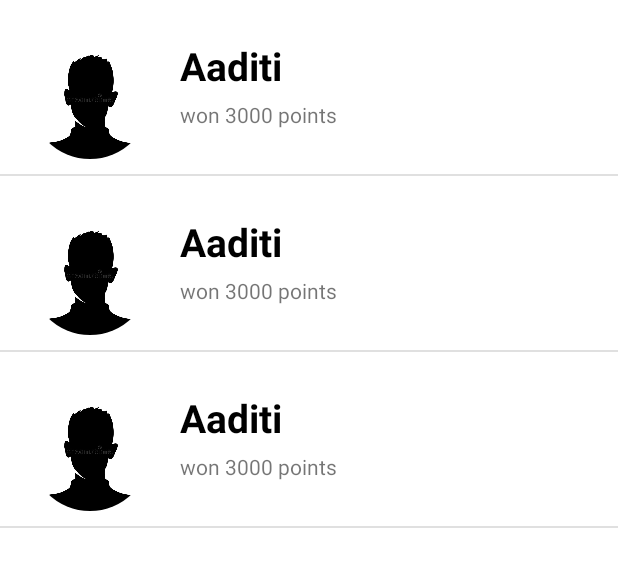
After one commit to abhishekauti/Abhishek_stockz, an Android app: the layout leaderboardfragment.xml on its own in the app's theme, with its tools: preview values and no code run, on a phone screen of 412 x 824 dp. The commit adds this screen. Shown: the top 567 px of the screen. Run offline under Robolectric (Android 15) with nearby library versions, the light colour scheme and no system bars.

Commit message:
Screen designs

```diff
--- /dev/null
+++ b/app/src/main/java/com/main/app/User.kt
@@ -0,0 +1,4 @@
+package com.main.app
+
+class User(var name:String , var status:String, var imageId:Int) {
+}
--- /dev/null
+++ b/app/src/main/res/layout/leaderboardfragment.xml
@@ -0,0 +1,14 @@
+<?xml version="1.0" encoding="utf-8"?>
+<RelativeLayout xmlns:android="http://schemas.android.com/apk/res/android"
+    android:layout_width="match_parent"
+    android:layout_height="match_parent"
+    xmlns:tools="http://schemas.android.com/tools"
+    android:background="@color/cardview_light_background">
+
+
+    <ListView
+        android:id="@+id/listView"
+        android:layout_width="match_parent"
+        android:layout_height="match_parent"
+        tools:listitem="@layout/list_item" />
+</RelativeLayout>
--- /dev/null
+++ b/app/src/main/res/layout/list_item.xml
@@ -0,0 +1,58 @@
+<?xml version="1.0" encoding="utf-8"?>
+<LinearLayout xmlns:android="http://schemas.android.com/apk/res/android"
+    android:orientation="vertical"
+    android:layout_width="match_parent"
+    android:layout_height="match_parent">
+
+    <RelativeLayout
+        android:layout_width="match_parent"
+        android:layout_height="wrap_content"
+        android:layout_marginTop="16dp">
+
+        <LinearLayout
+            android:layout_width="wrap_content"
+            android:layout_height="wrap_content"
+            android:layout_marginVertical="10dp"
+            android:orientation="horizontal">
+
+            <de.hdodenhof.circleimageview.CircleImageView
+                android:id="@+id/profilePicture"
+                android:layout_width="80dp"
+                android:layout_height="80dp"
+                android:layout_marginStart="20dp"
+                android:layout_marginLeft="20dp"
+                android:src="@drawable/sample"/>
+
+
+
+            <LinearLayout
+                android:layout_width="wrap_content"
+                android:layout_height="wrap_content"
+                android:layout_marginStart="20dp"
+                android:orientation="vertical"
+                android:layout_marginLeft="20dp">
+
+                <TextView
+                    android:id="@+id/personName"
+                    android:layout_width="wrap_content"
+                    android:layout_height="wrap_content"
+                    android:text="Aaditi"
+                    android:textColor="@color/black"
+                    android:textSize="26sp"
+                    android:textStyle="bold"/>
+
+                <TextView
+                    android:id="@+id/gameInfo"
+                    android:layout_width="wrap_content"
+                    android:layout_height="wrap_content"
+                    android:layout_marginTop="5dp"
+                    android:text="won 3000 points"/>
+
+            </LinearLayout>
+
+        </LinearLayout>
+
+
+
+    </RelativeLayout>
+</LinearLayout>
--- a/app/src/main/res/values/colors.xml
+++ b/app/src/main/res/values/colors.xml
@@ -18,7 +18,10 @@
     <color name="yellow">#FCAF45</color>
     <color name="lightyellow">#FFDC80</color>
     <color name="black">#FF000000</color>
-    <color name="white">#FFFFFFFF</color>
+    <color name="white">#79BCF1</color>
+
+    <color name="leaderFragment">#E2F68AAF</color>
+    <color name="portfolioFragment">#FF79BCF1</color>
 
     <color name="graylight">#fafafa</color>
     <color name="startblue">#09c6df</color>
```
Also changed, not shown: app/build.gradle (+8 -0 lines), app/src/main/AndroidManifest.xml (+14 -8 lines), app/src/main/java/com/main/app/Leaderboard.kt (added, +34 -0 lines), app/src/main/java/com/main/app/adapters/userListAdapter.kt (added, +31 -0 lines), app/src/main/java/com/main/app/fragments/leaderboardFragment.kt (added, +60 -0 lines), app/src/main/java/com/main/app/fragments/portfolioFragment.kt (added, +7 -0 lines), app/src/main/res/layout/portfoliofragment.xml (added, +17 -0 lines).
